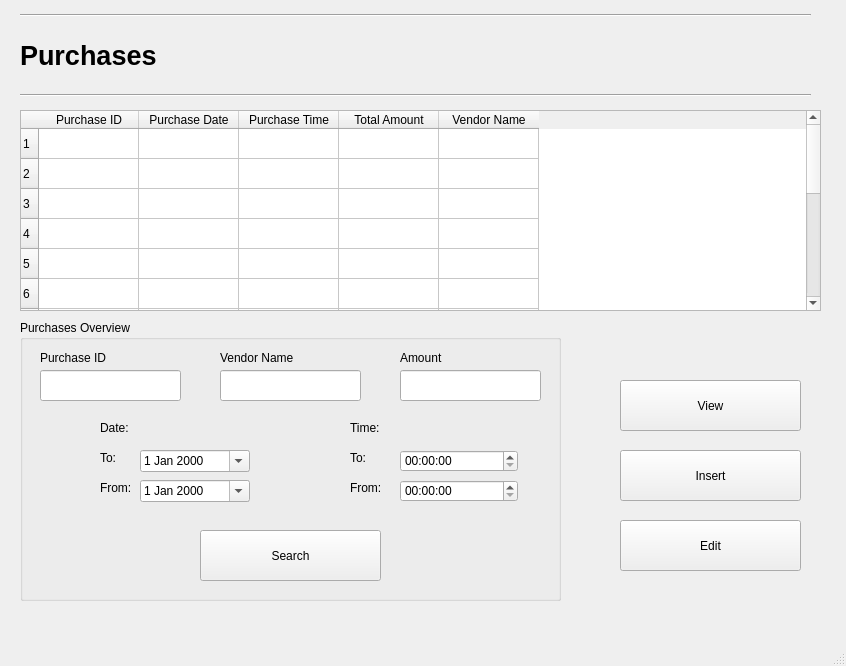
Before: the Qt Designer form Screens/Purchase.ui in basil-ali-khan/Inventory-Management-System, drawn with Qt 5.
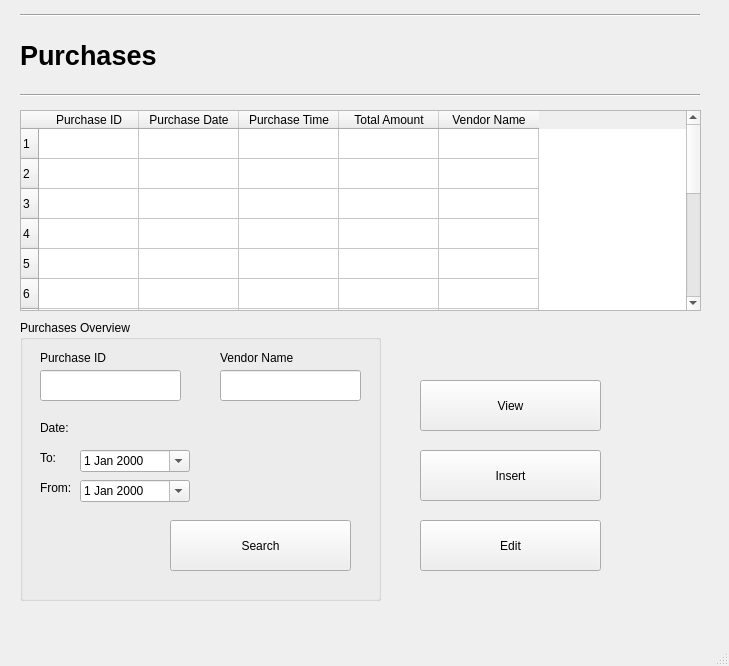
After: the same form once the commit is applied.

```diff
--- a/Screens/Purchase.ui
+++ b/Screens/Purchase.ui
@@ -6,7 +6,7 @@
    <rect>
     <x>0</x>
     <y>0</y>
-    <width>846</width>
+    <width>729</width>
     <height>666</height>
    </rect>
   </property>
@@ -39,7 +39,7 @@
      <rect>
       <x>20</x>
       <y>80</y>
-      <width>791</width>
+      <width>680</width>
       <height>31</height>
      </rect>
     </property>
@@ -59,7 +59,7 @@
      <rect>
       <x>20</x>
       <y>110</y>
-      <width>801</width>
+      <width>681</width>
       <height>201</height>
      </rect>
     </property>
@@ -167,7 +167,7 @@
    <widget class="QPushButton" name="pushButton">
     <property name="geometry">
      <rect>
-      <x>620</x>
+      <x>420</x>
       <y>520</y>
       <width>181</width>
       <height>51</height>
@@ -182,7 +182,7 @@
      <rect>
       <x>20</x>
       <y>320</y>
-      <width>541</width>
+      <width>361</width>
       <height>281</height>
      </rect>
     </property>
@@ -215,7 +215,7 @@
     <widget class="QLabel" name="label_4">
      <property name="geometry">
       <rect>
-       <x>80</x>
+       <x>20</x>
        <y>100</y>
        <width>55</width>
        <height>16</height>
@@ -251,7 +251,7 @@
     <widget class="QLabel" name="label_6">
      <property name="geometry">
       <rect>
-       <x>80</x>
+       <x>20</x>
        <y>130</y>
        <width>55</width>
        <height>16</height>
@@ -264,7 +264,7 @@
     <widget class="QDateEdit" name="dateEdit_2">
      <property name="geometry">
       <rect>
-       <x>120</x>
+       <x>60</x>
        <y>130</y>
        <width>110</width>
        <height>22</height>
@@ -277,7 +277,7 @@
     <widget class="QLabel" name="label_7">
      <property name="geometry">
       <rect>
-       <x>80</x>
+       <x>20</x>
        <y>160</y>
        <width>55</width>
        <height>16</height>
@@ -290,7 +290,7 @@
     <widget class="QDateEdit" name="dateEdit_3">
      <property name="geometry">
       <rect>
-       <x>120</x>
+       <x>60</x>
        <y>160</y>
        <width>110</width>
        <height>22</height>
@@ -300,70 +300,11 @@
       <bool>true</bool>
      </property>
     </widget>
-    <widget class="QLabel" name="label_9">
-     <property name="geometry">
-      <rect>
-       <x>330</x>
-       <y>130</y>
-       <width>55</width>
-       <height>16</height>
-      </rect>
-     </property>
-     <property name="text">
-      <string>To:</string>
-     </property>
-    </widget>
-    <widget class="QLabel" name="label_10">
-     <property name="geometry">
-      <rect>
-       <x>330</x>
-       <y>160</y>
-       <width>55</width>
-       <height>16</height>
-      </rect>
-     </property>
-     <property name="text">
-      <string>From:</string>
-     </property>
-    </widget>
-    <widget class="QLabel" name="label_11">
-     <property name="geometry">
-      <rect>
-       <x>330</x>
-       <y>100</y>
-       <width>55</width>
-       <height>16</height>
-      </rect>
-     </property>
-     <property name="text">
-      <string>Time:</string>
-     </property>
-    </widget>
-    <widget class="QTimeEdit" name="timeEdit">
-     <property name="geometry">
-      <rect>
-       <x>380</x>
-       <y>130</y>
-       <width>118</width>
-       <height>22</height>
-      </rect>
-     </property>
-    </widget>
-    <widget class="QTimeEdit" name="timeEdit_2">
-     <property name="geometry">
-      <rect>
-       <x>380</x>
-       <y>160</y>
-       <width>118</width>
-       <height>22</height>
-      </rect>
-     </property>
-    </widget>
     <widget class="QPushButton" name="pushButton_2">
      <property name="geometry">
       <rect>
-       <x>180</x>
-       <y>210</y>
+       <x>150</x>
+       <y>200</y>
        <width>181</width>
        <height>51</height>
       </rect>
@@ -372,39 +313,13 @@
       <string>Search</string>
      </property>
     </widget>
-    <widget class="QLabel" name="label_12">
-     <property name="geometry">
-      <rect>
-       <x>380</x>
-       <y>30</y>
-       <width>81</width>
-       <height>16</height>
-      </rect>
-     </property>
-     <property name="text">
-      <string>Amount</string>
-     </property>
-    </widget>
-    <widget class="QLineEdit" name="lineEdit_6">
-     <property name="geometry">
-      <rect>
-       <x>380</x>
-       <y>50</y>
-       <width>141</width>
-       <height>31</height>
-      </rect>
-     </property>
-     <property name="text">
-      <string/>
-     </property>
-    </widget>
    </widget>
    <widget class="Line" name="line_2">
     <property name="geometry">
      <rect>
       <x>20</x>
       <y>0</y>
-      <width>791</width>
+      <width>680</width>
       <height>31</height>
      </rect>
     </property>
@@ -422,7 +337,7 @@
    <widget class="QPushButton" name="pushButton_3">
     <property name="geometry">
      <rect>
-      <x>620</x>
+      <x>420</x>
       <y>450</y>
       <width>181</width>
       <height>51</height>
@@ -435,7 +350,7 @@
    <widget class="QPushButton" name="pushButton_4">
     <property name="geometry">
      <rect>
-      <x>620</x>
+      <x>420</x>
       <y>380</y>
       <width>181</width>
       <height>51</height>
```
Left out of the diff: 2 changed lines with no effect on the pictures.
